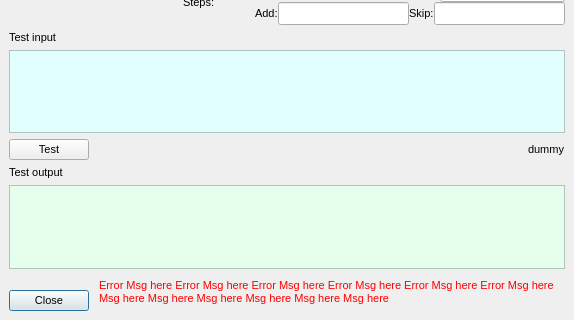
Above: Dev/Lib/Windows/TextInOut.ui from rmlockwood/FLExTrans before the change; both pictures show x 0 to 574 and y 319 to 639 of the 574 by 639 pixel window. Below: the same form after it.
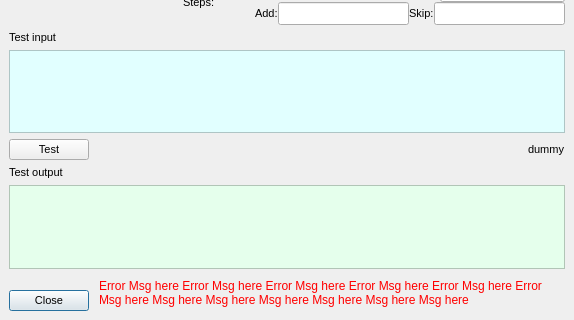
That is the form after the change.

Commit message: marked a couple strings as non-translatable

Diff of the .ui file:
```diff
--- a/Dev/Lib/Windows/TextInOut.ui
+++ b/Dev/Lib/Windows/TextInOut.ui
@@ -899,14 +899,14 @@
 </string>
            </property>
            <property name="html">
-            <string>&lt;!DOCTYPE HTML PUBLIC &quot;-//W3C//DTD HTML 4.0//EN&quot; &quot;http://www.w3.org/TR/REC-html40/strict.dtd&quot;&gt;
+            <string notr="true">&lt;!DOCTYPE HTML PUBLIC &quot;-//W3C//DTD HTML 4.0//EN&quot; &quot;http://www.w3.org/TR/REC-html40/strict.dtd&quot;&gt;
 &lt;html&gt;&lt;head&gt;&lt;meta name=&quot;qrichtext&quot; content=&quot;1&quot; /&gt;&lt;meta charset=&quot;utf-8&quot; /&gt;&lt;style type=&quot;text/css&quot;&gt;
 p, li { white-space: pre-wrap; }
 hr { height: 1px; border-width: 0; }
 li.unchecked::marker { content: &quot;\2610&quot;; }
 li.checked::marker { content: &quot;\2612&quot;; }
 &lt;/style&gt;&lt;/head&gt;&lt;body style=&quot; font-family:'Segoe UI'; font-size:9pt; font-weight:400; font-style:normal;&quot;&gt;
-&lt;p style=&quot; margin-top:5px; margin-bottom:5px; margin-left:0px; margin-right:0px; -qt-block-indent:0; text-indent:0px;&quot;&gt;&lt;span style=&quot; font-family:'MS Shell Dlg 2'; font-size:8.25pt;&quot;&gt;Error Msg here Error Msg here Error Msg here Error Msg here Error Msg here Error Msg here Msg here Msg here Msg here Msg here Msg here Msg here&lt;/span&gt;&lt;/p&gt;&lt;/body&gt;&lt;/html&gt;</string>
+&lt;p style=&quot; margin-top:6px; margin-bottom:6px; margin-left:0px; margin-right:0px; -qt-block-indent:0; text-indent:0px;&quot;&gt;Error Msg here Error Msg here Error Msg here Error Msg here Error Msg here Error Msg here Msg here Msg here Msg here Msg here Msg here Msg here&lt;/p&gt;&lt;/body&gt;&lt;/html&gt;</string>
            </property>
            <property name="acceptRichText">
             <bool>false</bool>
```
Left out of the diff: 4 changed lines with no effect on the pictures. The commit also changes 1 other file.
